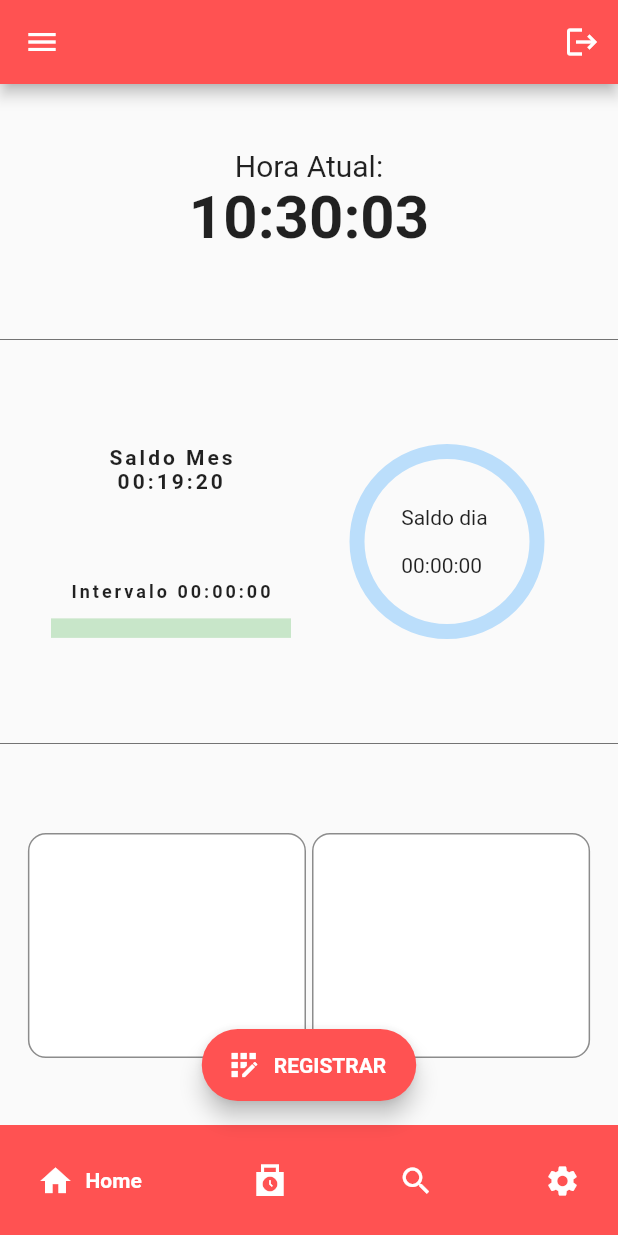
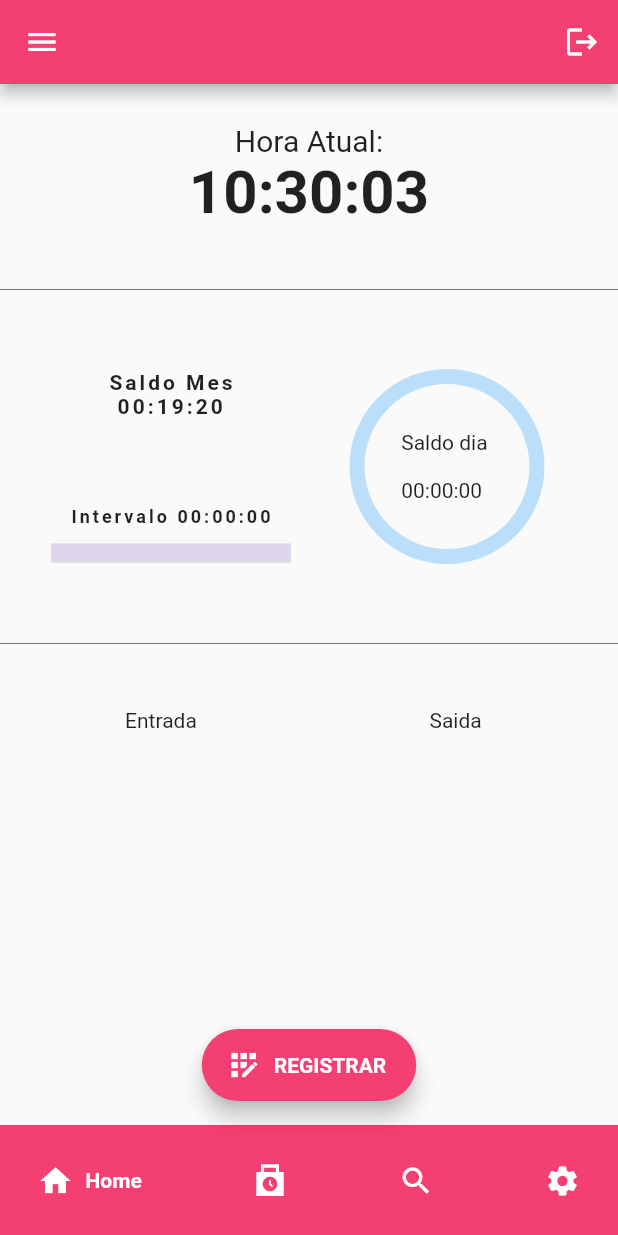
Before and after one commit to AndersonBenjamin/relogio_ponto, a Flutter app: the screen it shows once a user with an empty profile is signed in, on a phone screen of 412 x 824 dp. Run offline on Flutter 3.47's test engine with Material 2 defaults, Android fonts, the phone set to English and light mode, and no system bars; drawn by our look-alikes of google_nav_bar, percent_indicator; our stand-ins replace cloud_firestore, firebase_auth, firebase_core, google_sign_in; accounts and stored records are empty.

Commit message:
Ajuste no InOut e Alteracao de cores

```diff
--- a/lib/const/InOut.dart
+++ b/lib/const/InOut.dart
@@ -17,47 +17,50 @@ class InOut extends StatelessWidget {
             child: Row(
               children: <Widget>[
                 Container(
-                  decoration: BoxDecoration(
-                    border: Border.all(color: Colors.black45),
-                    borderRadius: BorderRadius.circular(12.0),
-                    color: Colors.white, //add it here
-                  ),
-                  margin: const EdgeInsets.fromLTRB(2, 2, 2, 2),
+                  margin: const EdgeInsets.fromLTRB(1, 1, 1, 1),
                   width: MediaQuery.of(context).size.width * 0.45,
-                  height: 150,
+                  height: 250,
                   child: Column(mainAxisAlignment: MainAxisAlignment.spaceEvenly, children: [
+                    Text(
+                      'Entrada',
+                      textAlign: TextAlign.center,
+                    ),
                     Expanded(child: Consumer<RegisterProvider>(
                       builder: ((context, registers, child) {
                         return ListView.builder(
                           itemCount: registers.registerGetIn.length,
                           itemBuilder: (context, index) {
                             return ListTile(
-                              title: Text(registers.registerGetIn[index].horario),
+                              title: Text(
+                                registers.registerGetIn[index].horario,
+                                textAlign: TextAlign.center,
+                              ),
                             );
                           },
                         );
                       }),
                     ))
                   ]),
-                  //color: Colors.black12,    //must be removed
                 ),
                 Container(
-                  decoration: BoxDecoration(
-                    border: Border.all(color: Colors.black45),
-                    borderRadius: BorderRadius.circular(12.0),
-                    color: Colors.white, //add it here
-                  ),
-                  margin: const EdgeInsets.fromLTRB(2, 2, 2, 2),
+                  margin: const EdgeInsets.fromLTRB(10, 2, 2, 2),
                   width: MediaQuery.of(context).size.width * 0.45,
-                  height: 150,
+                  height: 250,
                   child: Column(mainAxisAlignment: MainAxisAlignment.spaceEvenly, children: [
+                    Text(
+                      'Saida',
+                      textAlign: TextAlign.center,
+                    ),
                     Expanded(child: Consumer<RegisterProvider>(
                       builder: ((context, registers, child) {
                         return ListView.builder(
                           itemCount: registers.registerGetOut.length,
                           itemBuilder: (context, index) {
                             return ListTile(
-                              title: Text(registers.registerGetOut[index].horario),
+                              title: Text(
+                                registers.registerGetOut[index].horario,
+                                textAlign: TextAlign.center,
+                              ),
                             );
                           },
                         );
--- a/lib/const/constants.dart
+++ b/lib/const/constants.dart
@@ -11,7 +11,7 @@ void signUserOut() {
 }
 
 var myAppBar = AppBar(
-  backgroundColor: Colors.redAccent,
+  backgroundColor: Color.fromARGB(255, 244, 63, 114),
   actions: const [
     IconButton(
       onPressed: signUserOut,
@@ -21,7 +21,7 @@ var myAppBar = AppBar(
 );
 
 var buttonNav = const GNav(
-  backgroundColor: Colors.redAccent,
+  backgroundColor: Color.fromARGB(255, 244, 63, 114),
   color: Colors.white,
   activeColor: Colors.white,
   gap: 8,
@@ -82,11 +82,7 @@ Row mainChart(Balance balance) {
                     ),
                   )),
                   LinearPercentIndicator(
-                    lineHeight: 13,
-                    percent: balance.percentInterval,
-                    progressColor: Colors.green,
-                    backgroundColor: Colors.green.shade100,
-                  ),
+                      lineHeight: 13, percent: balance.percentInterval, progressColor: Color.fromRGBO(120, 70, 180, 1), backgroundColor: Color.fromRGBO(120, 70, 180, 0.2)),
                 ],
               ),
               //color: Colors.black12,    //must be removed
--- a/lib/pages/clock.dart
+++ b/lib/pages/clock.dart
@@ -12,17 +12,12 @@ class _ClockAppState extends State<ClockApp> {
   @override
   void initState() {
     super.initState();
-    // Inicia o timer para atualizar o relógio a cada segundo.
     Timer.periodic(Duration(seconds: 1), _updateTime);
   }
 
   void _updateTime(Timer timer) {
-    // Obtém a hora atual.
     DateTime now = DateTime.now();
-    // Formata a hora no formato HH:MM:SS.
     String formattedTime = "${twoDigits(now.hour)}:${twoDigits(now.minute)}:${twoDigits(now.second)}";
-    // Atualiza a interface do usuário com a hora atual.
-
     if (mounted) {
       setState(() {
         _currentTime = formattedTime;
--- a/lib/pages/home_page.dart
+++ b/lib/pages/home_page.dart
@@ -48,10 +48,7 @@ class _HomePageState extends State<HomePage> {
       db.getCheck(user.uid.toString(), context);
       getcheckIni = true;
     }
-
     Provider.of<RegisterProvider>(context, listen: true).updateBalance();
-    Balance balance = Provider.of<RegisterProvider>(context, listen: true).balanceGet;
-
     return Scaffold(
       appBar: myAppBar,
       drawer: const NaviDrawer(),
@@ -61,7 +58,7 @@ class _HomePageState extends State<HomePage> {
           children: [
             ClockApp(),
             mainDivider,
-            mainChart(balance),
+            mainChart(Provider.of<RegisterProvider>(context, listen: true).balanceGet),
             mainDivider,
             InOut(),
           ],
@@ -73,7 +70,7 @@ class _HomePageState extends State<HomePage> {
           db.chekIn(1, user.uid.toString(), user.email.toString(), 'Entrada');
           db.getCheck(user.uid.toString(), context);
         },
-        backgroundColor: Colors.redAccent,
+        backgroundColor: Color.fromARGB(255, 244, 63, 114),
         icon: Icon(Icons.app_registration),
         label: const Text(
           'REGISTRAR',
```
